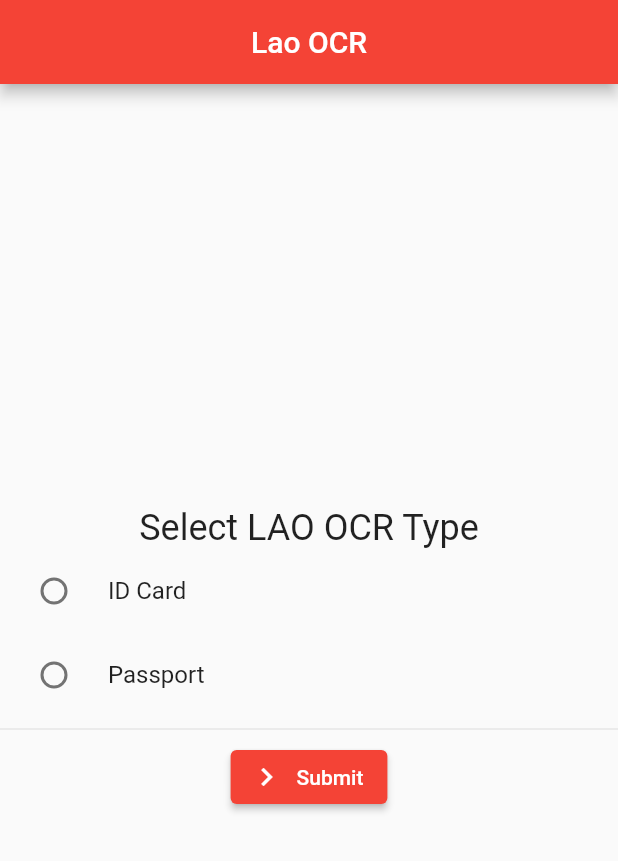
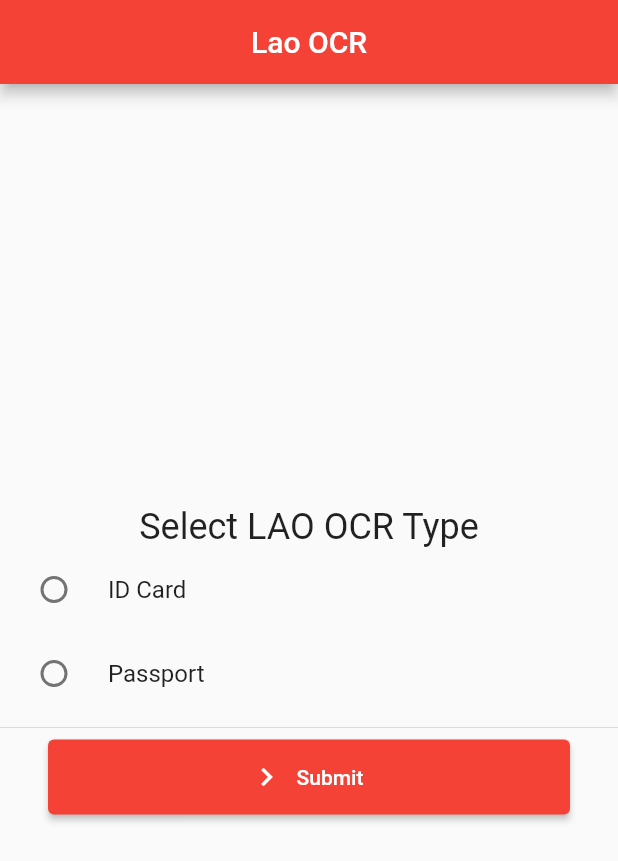
Before and after one commit to PitiDev/laoocr, a Flutter app: the screen it shows after launch, on a phone screen of 412 x 824 dp. Shown: the top 861 px of the screen. Run offline on Flutter 3.47's test engine with Material 2 defaults, Android fonts, the phone set to English and light mode, and no system bars; our stand-ins replace camera, dotted_border; missing offline and left inert: flutter_face_api, google_ml_kit.

```diff
--- a/example/lib/main.dart
+++ b/example/lib/main.dart
@@ -2,27 +2,17 @@ import 'package:flutter/material.dart';
 import 'package:laoocr/laoocr.dart';
 
 void main() {
+  WidgetsFlutterBinding.ensureInitialized();
   runApp(const MyApp());
 }
 
 class MyApp extends StatelessWidget {
   const MyApp({super.key});
-
-  // This widget is the root of your application.
   @override
   Widget build(BuildContext context) {
     return MaterialApp(
       title: 'Flutter Lao OCR Demo',
       theme: ThemeData(
-        // This is the theme of your application.
-        //
-        // Try running your application with "flutter run". You'll see the
-        // application has a blue toolbar. Then, without quitting the app, try
-        // changing the primarySwatch below to Colors.green and then invoke
-        // "hot reload" (press "r" in the console where you ran "flutter run",
-        // or simply save your changes to "hot reload" in a Flutter IDE).
-        // Notice that the counter didn't reset back to zero; the application
-        // is not restarted.
         primarySwatch: Colors.red,
       ),
       home: const MyHomePage(),
@@ -40,8 +30,10 @@ class MyHomePage extends StatelessWidget {
         print('OCR result = $res'); //List
         print('OCR img = ${res['kycImg']}'); //Uint8List
       },
+      showPopBack: true,
       doFaceReg: true,
       onFaceReg: (data) {
+        //liveliness status is Passed means real people, Fail means fake person
         print('liveliness data = $data'); //image as base 64
       },
       showRetakeBtn: true,
--- a/lib/laoocr.dart
+++ b/lib/laoocr.dart
@@ -19,7 +19,8 @@ class LaoOCRScan extends StatefulWidget {
       this.btnSubmit,
       this.btnSubmitOnFace,
       this.showSubmitBtn = false,
-      this.showFaceSubmitBtn = false})
+      this.showFaceSubmitBtn = false,
+      this.showPopBack = false})
       : super(key: key);
 
   String title;
@@ -34,6 +35,7 @@ class LaoOCRScan extends StatefulWidget {
   String txtSubmitOnFace;
   bool showSubmitBtn;
   bool showFaceSubmitBtn;
+  bool showPopBack;
 
   @override
   State<LaoOCRScan> createState() => _LaoOCRScanState();
@@ -44,6 +46,7 @@ class _LaoOCRScanState extends State<LaoOCRScan> {
 
   @override
   initState() {
+    WidgetsFlutterBinding.ensureInitialized();
     initPlatform();
     super.initState();
   }
@@ -119,10 +122,15 @@ class _LaoOCRScanState extends State<LaoOCRScan> {
                     ]),
                   )
                 : Container(),
-            ElevatedButton.icon(
-                onPressed: _onSubmit,
-                icon: Icon(Icons.navigate_next_outlined),
-                label: Text('Submit')),
+            Container(
+              padding: const EdgeInsets.only(left: 32, right: 32),
+              height: 50,
+              width: double.infinity,
+              child: ElevatedButton.icon(
+                  onPressed: _onSubmit,
+                  icon: const Icon(Icons.navigate_next_outlined),
+                  label: Text(widget.txtSubmit)),
+            ),
           ],
         ),
       ),
@@ -148,6 +156,7 @@ class _LaoOCRScanState extends State<LaoOCRScan> {
             builder: (context) => MaskOCRCam(
                   ocrType: _ocrType,
                   ocrSubType: _ocrSubType,
+                  showPopBack: widget.showPopBack,
                   onCapture: (val, img) {
                     final Map data = {
                       'kycType': _ocrType == 'idCard' ? _ocrSubType : _ocrType,
```
Also changed, not shown: lib/lao_ocr/liveness_face.dart (+7 -2 lines), lib/lao_ocr/mask_camera.dart (+4 -3 lines), pubspec.yaml (+5 -2 lines), example/pubspec.lock, 10 other files.
